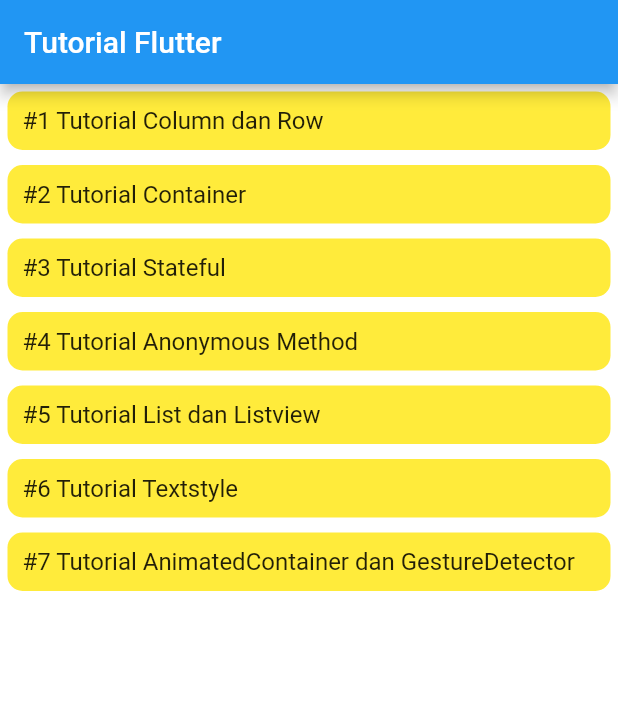
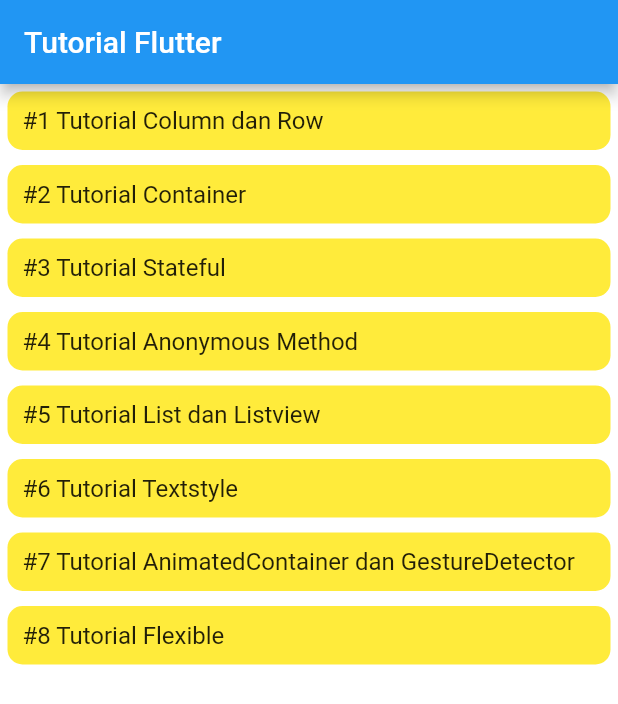
Before and after one commit to syahroel712/tutorial-flutter-pemula, a Flutter app: the screen it shows after launch, on a phone screen of 412 x 824 dp. Shown: the top 704 px of the screen. Run offline on Flutter 3.47's test engine with Material 2 defaults, Android fonts, the phone set to English and light mode, and no system bars.

Commit message:
#8 Flexible

```diff
--- a/lib/main.dart
+++ b/lib/main.dart
@@ -8,6 +8,7 @@ import 'package:flutter_study/pages/4_anonymous_method.dart';
 import 'package:flutter_study/pages/5_list_listview.dart';
 import 'package:flutter_study/pages/6_textstyle.dart';
 import 'package:flutter_study/pages/7_animatedContainer_gestureDetector.dart';
+import 'package:flutter_study/pages/8_flexible.dart';
 
 void main() {
   runApp(MyApp());
@@ -23,6 +24,7 @@ class MyApp extends StatelessWidget {
     '/5_listview': (_) => ListViewPage(),
     '/6_textstyle': (_) => TextStylePage(),
     '/7_animated_container': (_) => AnimatedContainerPage(),
+    '/8_flexible': (_) => FlexiblePage(),
   };
 
   @override
--- a/lib/pages/home.dart
+++ b/lib/pages/home.dart
@@ -149,15 +149,35 @@ class HomePage extends StatelessWidget {
                       ),
                       child: InkWell(
                         onTap: () {
-                            Navigator.pushNamed(
-                                context, '/7_animated_container');
+                          Navigator.pushNamed(context, '/7_animated_container');
                         },
                         child: Text(
                           '#7 Tutorial AnimatedContainer dan GestureDetector',
                           style: TextStyle(
                             fontSize: 16,
                           ),
-                          )),
+                        ),
+                      ),
+                    ),
+                    Container(
+                      margin: EdgeInsets.all(5),
+                      padding: EdgeInsets.all(10),
+                      width: MediaQuery.of(context).size.width,
+                      decoration: BoxDecoration(
+                        borderRadius: BorderRadius.circular(10),
+                        color: Colors.yellow,
+                      ),
+                      child: InkWell(
+                        onTap: () {
+                          Navigator.pushNamed(context, '/8_flexible');
+                        },
+                        child: Text(
+                          '#8 Tutorial Flexible',
+                          style: TextStyle(
+                            fontSize: 16,
+                          ),
+                        ),
+                      ),
                     ),
                   ],
                 ),
```
Also changed, not shown: lib/pages/8_flexible.dart (added, +66 -0 lines). Lines whose indentation alone changed are shown as unchanged.
